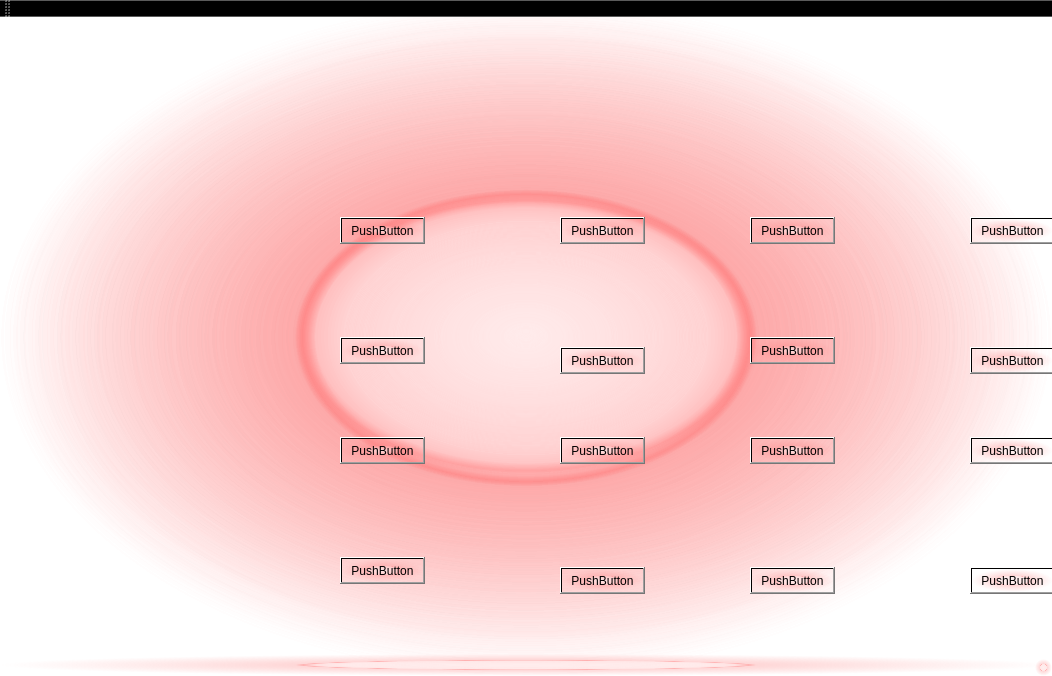
First picture: the form in mainwindow.ui, repository chidelmun/SNI, before the edit.
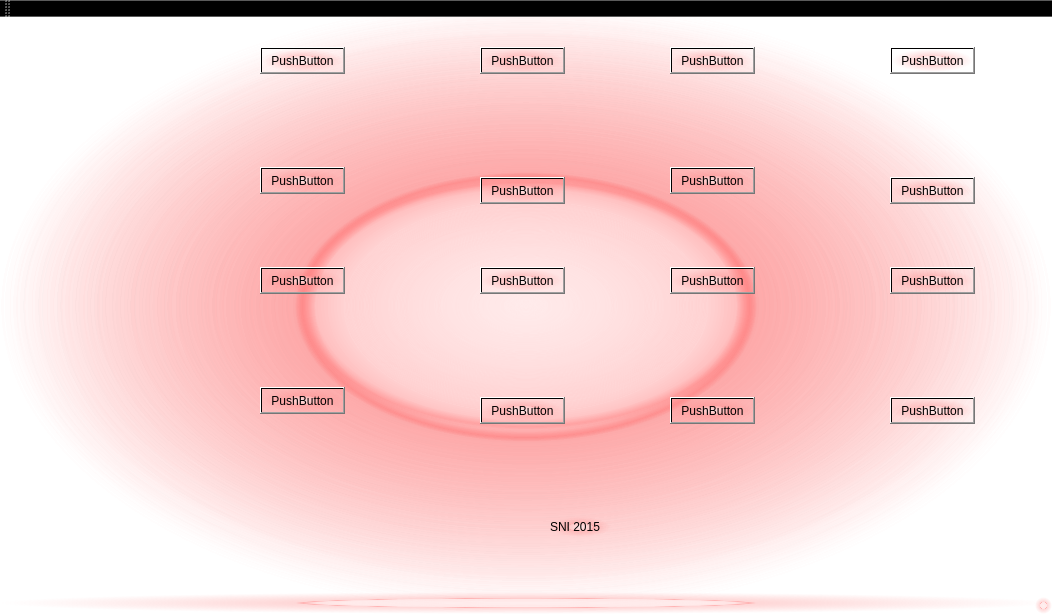
Second picture: the form after the edit.

Patch:
```diff
--- a/mainwindow.ui
+++ b/mainwindow.ui
@@ -7,7 +7,7 @@
     <x>0</x>
     <y>0</y>
     <width>1052</width>
-    <height>676</height>
+    <height>614</height>
    </rect>
   </property>
   <property name="windowTitle">
@@ -20,8 +20,8 @@
    <widget class="QPushButton" name="pushButton">
     <property name="geometry">
      <rect>
-      <x>340</x>
-      <y>200</y>
+      <x>260</x>
+      <y>30</y>
       <width>85</width>
       <height>27</height>
      </rect>
@@ -33,8 +33,8 @@
    <widget class="QPushButton" name="pushButton_2">
     <property name="geometry">
      <rect>
-      <x>340</x>
-      <y>320</y>
+      <x>260</x>
+      <y>150</y>
       <width>85</width>
       <height>27</height>
      </rect>
@@ -46,8 +46,8 @@
    <widget class="QPushButton" name="pushButton_3">
     <property name="geometry">
      <rect>
-      <x>560</x>
-      <y>200</y>
+      <x>480</x>
+      <y>30</y>
       <width>85</width>
       <height>27</height>
      </rect>
@@ -59,8 +59,8 @@
    <widget class="QPushButton" name="pushButton_4">
     <property name="geometry">
      <rect>
-      <x>560</x>
-      <y>330</y>
+      <x>480</x>
+      <y>160</y>
       <width>85</width>
       <height>27</height>
      </rect>
@@ -72,8 +72,8 @@
    <widget class="QPushButton" name="pushButton_5">
     <property name="geometry">
      <rect>
-      <x>970</x>
-      <y>330</y>
+      <x>890</x>
+      <y>160</y>
       <width>85</width>
       <height>27</height>
      </rect>
@@ -85,8 +85,8 @@
    <widget class="QPushButton" name="pushButton_6">
     <property name="geometry">
      <rect>
-      <x>750</x>
-      <y>320</y>
+      <x>670</x>
+      <y>150</y>
       <width>85</width>
       <height>27</height>
      </rect>
@@ -98,8 +98,8 @@
    <widget class="QPushButton" name="pushButton_7">
     <property name="geometry">
      <rect>
-      <x>970</x>
-      <y>200</y>
+      <x>890</x>
+      <y>30</y>
       <width>85</width>
       <height>27</height>
      </rect>
@@ -111,8 +111,8 @@
    <widget class="QPushButton" name="pushButton_8">
     <property name="geometry">
      <rect>
-      <x>750</x>
-      <y>200</y>
+      <x>670</x>
+      <y>30</y>
       <width>85</width>
       <height>27</height>
      </rect>
@@ -124,8 +124,8 @@
    <widget class="QPushButton" name="pushButton_9">
     <property name="geometry">
      <rect>
-      <x>560</x>
-      <y>550</y>
+      <x>480</x>
+      <y>380</y>
       <width>85</width>
       <height>27</height>
      </rect>
@@ -137,8 +137,8 @@
    <widget class="QPushButton" name="pushButton_10">
     <property name="geometry">
      <rect>
-      <x>340</x>
-      <y>540</y>
+      <x>260</x>
+      <y>370</y>
       <width>85</width>
       <height>27</height>
      </rect>
@@ -150,8 +150,8 @@
    <widget class="QPushButton" name="pushButton_11">
     <property name="geometry">
      <rect>
-      <x>560</x>
-      <y>420</y>
+      <x>480</x>
+      <y>250</y>
       <width>85</width>
       <height>27</height>
      </rect>
@@ -163,8 +163,8 @@
    <widget class="QPushButton" name="pushButton_12">
     <property name="geometry">
      <rect>
-      <x>340</x>
-      <y>420</y>
+      <x>260</x>
+      <y>250</y>
       <width>85</width>
       <height>27</height>
      </rect>
@@ -176,8 +176,8 @@
    <widget class="QPushButton" name="pushButton_13">
     <property name="geometry">
      <rect>
-      <x>970</x>
-      <y>550</y>
+      <x>890</x>
+      <y>380</y>
       <width>85</width>
       <height>27</height>
      </rect>
@@ -192,8 +192,8 @@
    <widget class="QPushButton" name="pushButton_14">
     <property name="geometry">
      <rect>
-      <x>750</x>
-      <y>550</y>
+      <x>670</x>
+      <y>380</y>
       <width>85</width>
       <height>27</height>
      </rect>
@@ -208,8 +208,8 @@
    <widget class="QPushButton" name="pushButton_15">
     <property name="geometry">
      <rect>
-      <x>970</x>
-      <y>420</y>
+      <x>890</x>
+      <y>250</y>
       <width>85</width>
       <height>27</height>
      </rect>
@@ -224,8 +224,8 @@
    <widget class="QPushButton" name="pushButton_16">
     <property name="geometry">
      <rect>
-      <x>750</x>
-      <y>420</y>
+      <x>670</x>
+      <y>250</y>
       <width>85</width>
       <height>27</height>
      </rect>
@@ -237,6 +237,19 @@
      <string>PushButton</string>
     </property>
    </widget>
+   <widget class="QLabel" name="label">
+    <property name="geometry">
+     <rect>
+      <x>550</x>
+      <y>500</y>
+      <width>61</width>
+      <height>20</height>
+     </rect>
+    </property>
+    <property name="text">
+     <string>SNI 2015</string>
+    </property>
+   </widget>
   </widget>
   <widget class="QMenuBar" name="menuBar">
    <property name="geometry">
```
